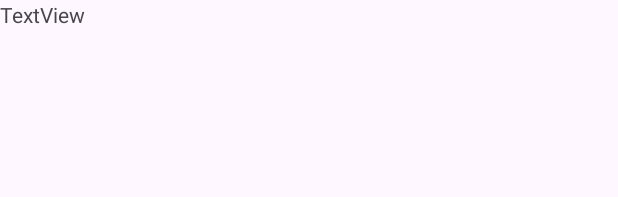
After one commit to JSenen/GaticketApp, an Android app: the layout activity_admin_detail.xml on its own in the app's theme, with its tools: preview values and no code run, on a phone screen of 412 x 824 dp. The commit adds this screen. Shown: the top 197 px of the screen. Run offline under Robolectric (Android 15) with nearby library versions, the phone set to English and light mode, and no system bars.

Commit message:
Incidence detail start

```diff
--- a/app/src/main/AndroidManifest.xml
+++ b/app/src/main/AndroidManifest.xml
@@ -16,6 +16,9 @@
         android:supportsRtl="true"
         android:theme="@style/Theme.GaticketApp"
         tools:targetApi="31">
+        <activity
+            android:name=".view.AdminDetailActivity"
+            android:exported="false" />
         <activity
             android:name=".view.AdminListActivity"
             android:exported="false" />
--- a/app/src/main/java/com/juansenen/gaticketapp/api/GaticketApiInterface.java
+++ b/app/src/main/java/com/juansenen/gaticketapp/api/GaticketApiInterface.java
@@ -30,6 +30,8 @@ public interface GaticketApiInterface {
     Call<List<Incidences>> loadAllIncidencesUser(@Path("userId") String userId);
     @GET("incidences")
     Call<List<Incidences>> loadAllIncidences();
+    @GET("incidences/{incidenceId}")
+    Call<Incidences> loadIncidenceById(@Path("incidenceId") long incidenceId);
 
     @POST("incidence/{userId}")
     Call<Incidences> addIncidence(@Path("userId") String id, @Body Incidences incidenceBody);
--- a/app/src/main/java/com/juansenen/gaticketapp/view/AdminListActivity.java
+++ b/app/src/main/java/com/juansenen/gaticketapp/view/AdminListActivity.java
@@ -35,6 +35,8 @@ public class AdminListActivity extends AppCompatActivity implements AdminListCon
         presenter = new AdminListPresenter(this,this);
 
         initializeReciclerView();
+
+
     }
 
     /**
--- /dev/null
+++ b/app/src/main/res/drawable/baseline_remove_red_eye_24.xml
@@ -0,0 +1,5 @@
+<vector android:height="24dp" android:tint="#FFFFFF"
+    android:viewportHeight="24" android:viewportWidth="24"
+    android:width="24dp" xmlns:android="http://schemas.android.com/apk/res/android">
+    <path android:fillColor="@android:color/white" android:pathData="M12,4.5C7,4.5 2.73,7.61 1,12c1.73,4.39 6,7.5 11,7.5s9.27,-3.11 11,-7.5c-1.73,-4.39 -6,-7.5 -11,-7.5zM12,17c-2.76,0 -5,-2.24 -5,-5s2.24,-5 5,-5 5,2.24 5,5 -2.24,5 -5,5zM12,9c-1.66,0 -3,1.34 -3,3s1.34,3 3,3 3,-1.34 3,-3 -1.34,-3 -3,-3z"/>
+</vector>
--- /dev/null
+++ b/app/src/main/res/layout/activity_admin_detail.xml
@@ -0,0 +1,25 @@
+<?xml version="1.0" encoding="utf-8"?>
+<androidx.constraintlayout.widget.ConstraintLayout xmlns:android="http://schemas.android.com/apk/res/android"
+    xmlns:app="http://schemas.android.com/apk/res-auto"
+    xmlns:tools="http://schemas.android.com/tools"
+    android:layout_width="match_parent"
+    android:layout_height="match_parent"
+    tools:context=".view.AdminDetailActivity">
+
+    <androidx.cardview.widget.CardView
+        android:layout_width="match_parent"
+        android:layout_height="wrap_content"
+        android:layout_marginBottom="93dp"
+        app:layout_constraintBottom_toTopOf="@+id/textView9"
+        app:layout_constraintEnd_toEndOf="parent"
+        app:layout_constraintStart_toStartOf="parent"
+        app:layout_constraintTop_toTopOf="parent" />
+
+    <TextView
+        android:id="@+id/textView9"
+        android:layout_width="wrap_content"
+        android:layout_height="wrap_content"
+        android:text="TextView"
+        tools:layout_editor_absoluteX="174dp"
+        tools:layout_editor_absoluteY="93dp" />
+</androidx.constraintlayout.widget.ConstraintLayout>
```
Also changed, not shown: app/src/main/java/com/juansenen/gaticketapp/adapter/AdminListAdapter.java (+20 -0 lines), app/src/main/java/com/juansenen/gaticketapp/domain/Department.java (+56 -0 lines), app/src/main/java/com/juansenen/gaticketapp/domain/IncidencesHistory.java (+54 -0 lines), app/src/main/java/com/juansenen/gaticketapp/domain/Messages.java (+38 -0 lines), app/src/main/java/com/juansenen/gaticketapp/view/AdminDetailActivity.java (added, +21 -0 lines), app/src/main/res/layout/activity_admin_list_item.xml (+9 -0 lines).
